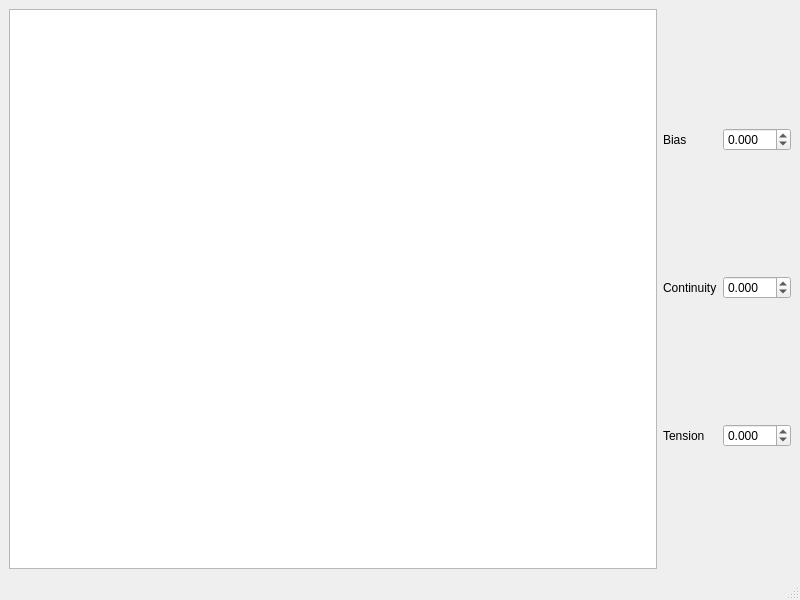
Old version of the form mainwindow.ui in the repository zlv/spline_editor_for_unigine_test.
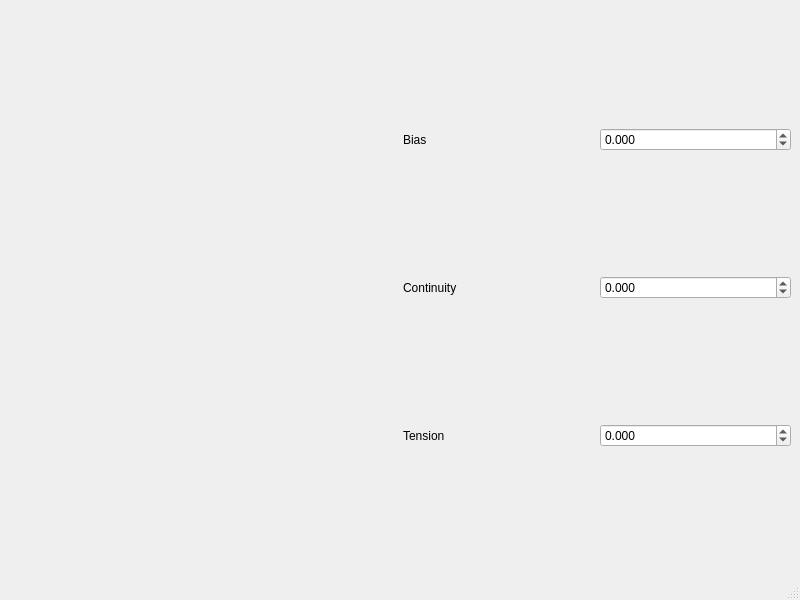
New version of the form.

The edit to the form file:
```diff
--- a/mainwindow.ui
+++ b/mainwindow.ui
@@ -16,7 +16,7 @@
   <widget class="QWidget" name="centralwidget">
    <layout class="QHBoxLayout" name="horizontalLayout">
     <item>
-     <widget class="QGraphicsView" name="graphicsView"/>
+     <widget class="QWidget" name="dummy_widget" native="true"/>
     </item>
     <item>
      <layout class="QVBoxLayout" name="verticalLayout">
```
Left out of the diff: 4 changed lines with no effect on the pictures.
